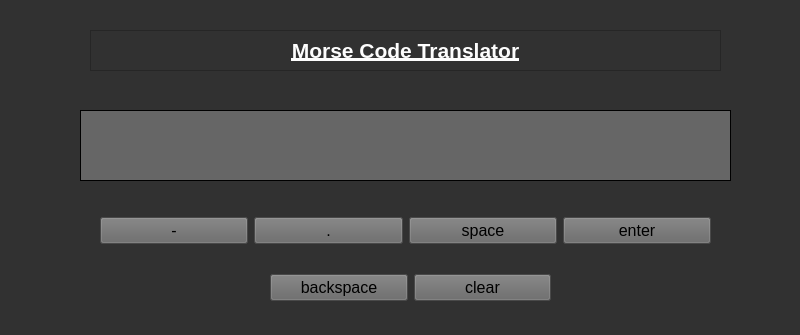
AirLShuan/Morse-Code-Translator-UI, file translator.ui: the form before one commit.
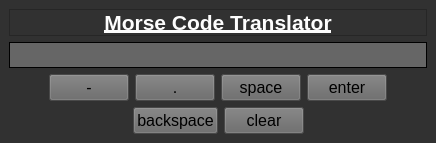
The form after the commit.

Commit message: Updated UI for better formatting.

What changed in the file:
```diff
--- a/translator.ui
+++ b/translator.ui
@@ -2,13 +2,8 @@
 <ui version="4.0">
  <class>MorseCode</class>
  <widget class="QMainWindow" name="MorseCode">
-  <property name="geometry">
-   <rect>
-    <x>0</x>
-    <y>0</y>
-    <width>800</width>
-    <height>335</height>
-   </rect>
+  <property name="windowModality">
+   <enum>Qt::WindowModal</enum>
   </property>
   <property name="windowTitle">
    <string>Morse Code Translater</string>
@@ -29,24 +24,35 @@
 }</string>
   </property>
   <widget class="QWidget" name="centralwidget">
+   <layout class="QGridLayout" name="gridLayout_2">
+    <item row="0" column="0">
    <widget class="QWidget" name="widget" native="true">
-    <property name="geometry">
-     <rect>
-      <x>10</x>
-      <y>0</y>
-      <width>781</width>
-      <height>341</height>
-     </rect>
-    </property>
+      <layout class="QVBoxLayout" name="verticalLayout_2">
+       <property name="leftMargin">
+        <number>0</number>
+       </property>
+       <property name="topMargin">
+        <number>0</number>
+       </property>
+       <property name="rightMargin">
+        <number>0</number>
+       </property>
+       <property name="bottomMargin">
+        <number>0</number>
+       </property>
+       <item>
+        <layout class="QVBoxLayout" name="verticalLayout_3">
+         <property name="sizeConstraint">
+          <enum>QLayout::SetFixedSize</enum>
+         </property>
+         <property name="leftMargin">
+          <number>0</number>
+         </property>
+         <property name="topMargin">
+          <number>0</number>
+         </property>
+         <item>
     <widget class="QLabel" name="title">
-     <property name="geometry">
-      <rect>
-       <x>80</x>
-       <y>30</y>
-       <width>631</width>
-       <height>41</height>
-      </rect>
-     </property>
      <property name="font">
       <font>
        <pointsize>16</pointsize>
@@ -70,62 +76,52 @@
       <set>Qt::NoTextInteraction</set>
      </property>
     </widget>
-    <widget class="QWidget" name="layoutWidget">
-     <property name="geometry">
-      <rect>
-       <x>260</x>
-       <y>270</y>
-       <width>281</width>
-       <height>35</height>
-      </rect>
-     </property>
-     <layout class="QHBoxLayout" name="remove_bttns">
-      <item>
-       <widget class="QPushButton" name="pushButton_backspace">
-        <property name="font">
-         <font>
-          <pointsize>12</pointsize>
-         </font>
-        </property>
-        <property name="styleSheet">
-         <string notr="true">QPushButton {
-	background-color: rgb(102, 102, 102)
-}</string>
-        </property>
-        <property name="text">
-         <string>backspace</string>
-        </property>
-       </widget>
       </item>
       <item>
-       <widget class="QPushButton" name="pushButton_clear">
+          <widget class="QLabel" name="output">
         <property name="font">
          <font>
-          <pointsize>12</pointsize>
+             <pointsize>16</pointsize>
          </font>
         </property>
         <property name="styleSheet">
-         <string notr="true">QPushButton {
-	background-color: rgb(102, 102, 102)
+            <string notr="true">QLabel {
+	background-color: rgb(102, 102, 102);
+	padding-right: 10px;
+	padding-left: 10px;
 }</string>
         </property>
+           <property name="frameShape">
+            <enum>QFrame::Panel</enum>
+           </property>
         <property name="text">
-         <string>clear</string>
+            <string/>
+           </property>
+           <property name="alignment">
+            <set>Qt::AlignRight|Qt::AlignTrailing|Qt::AlignVCenter</set>
         </property>
        </widget>
       </item>
      </layout>
-    </widget>
-    <widget class="QWidget" name="layoutWidget_2">
-     <property name="geometry">
-      <rect>
-       <x>90</x>
-       <y>200</y>
-       <width>611</width>
-       <height>61</height>
-      </rect>
-     </property>
+       </item>
+       <item>
      <layout class="QHBoxLayout" name="input_bttns">
+         <property name="sizeConstraint">
+          <enum>QLayout::SetFixedSize</enum>
+         </property>
+         <item>
+          <spacer name="horizontalSpacer_3">
+           <property name="orientation">
+            <enum>Qt::Horizontal</enum>
+           </property>
+           <property name="sizeHint" stdset="0">
+            <size>
+             <width>40</width>
+             <height>20</height>
+            </size>
+           </property>
+          </spacer>
+         </item>
       <item>
        <widget class="QPushButton" name="pushButton_dash">
         <property name="font">
@@ -194,40 +190,92 @@
         </property>
        </widget>
       </item>
-     </layout>
-    </widget>
-    <widget class="QLabel" name="output">
-     <property name="geometry">
-      <rect>
-       <x>70</x>
-       <y>110</y>
-       <width>651</width>
-       <height>71</height>
-      </rect>
-     </property>
+         <item>
+          <spacer name="horizontalSpacer_4">
+           <property name="orientation">
+            <enum>Qt::Horizontal</enum>
+           </property>
+           <property name="sizeHint" stdset="0">
+            <size>
+             <width>40</width>
+             <height>20</height>
+            </size>
+           </property>
+          </spacer>
+         </item>
+        </layout>
+       </item>
+       <item>
+        <layout class="QHBoxLayout" name="remove_bttns">
+         <property name="sizeConstraint">
+          <enum>QLayout::SetFixedSize</enum>
+         </property>
+         <item>
+          <spacer name="horizontalSpacer">
+           <property name="orientation">
+            <enum>Qt::Horizontal</enum>
+           </property>
+           <property name="sizeHint" stdset="0">
+            <size>
+             <width>40</width>
+             <height>20</height>
+            </size>
+           </property>
+          </spacer>
+         </item>
+         <item>
+          <widget class="QPushButton" name="pushButton_backspace">
      <property name="font">
       <font>
-       <pointsize>16</pointsize>
+             <pointsize>12</pointsize>
       </font>
      </property>
      <property name="styleSheet">
-      <string notr="true">QLabel {
-	background-color: rgb(102, 102, 102);
-	padding-right: 10px;
-	padding-left: 10px;
+            <string notr="true">QPushButton {
+	background-color: rgb(102, 102, 102)
 }</string>
      </property>
-     <property name="frameShape">
-      <enum>QFrame::Panel</enum>
-     </property>
+           <property name="text">
+            <string>backspace</string>
+           </property>
+          </widget>
+         </item>
+         <item>
+          <widget class="QPushButton" name="pushButton_clear">
+           <property name="font">
+            <font>
+             <pointsize>12</pointsize>
+            </font>
+           </property>
+           <property name="styleSheet">
+            <string notr="true">QPushButton {
+	background-color: rgb(102, 102, 102)
+}</string>
+           </property>
      <property name="text">
-      <string/>
-     </property>
-     <property name="alignment">
-      <set>Qt::AlignRight|Qt::AlignTrailing|Qt::AlignVCenter</set>
-     </property>
-    </widget>
-   </widget>
+            <string>clear</string>
+           </property>
+          </widget>
+         </item>
+         <item>
+          <spacer name="horizontalSpacer_2">
+           <property name="orientation">
+            <enum>Qt::Horizontal</enum>
+           </property>
+           <property name="sizeHint" stdset="0">
+            <size>
+             <width>40</width>
+             <height>20</height>
+            </size>
+           </property>
+          </spacer>
+         </item>
+        </layout>
+       </item>
+      </layout>
+     </widget>
+    </item>
+   </layout>
   </widget>
  </widget>
  <resources/>
```
Lines whose indentation alone changed are shown as unchanged. The commit also changes 1 other file.
